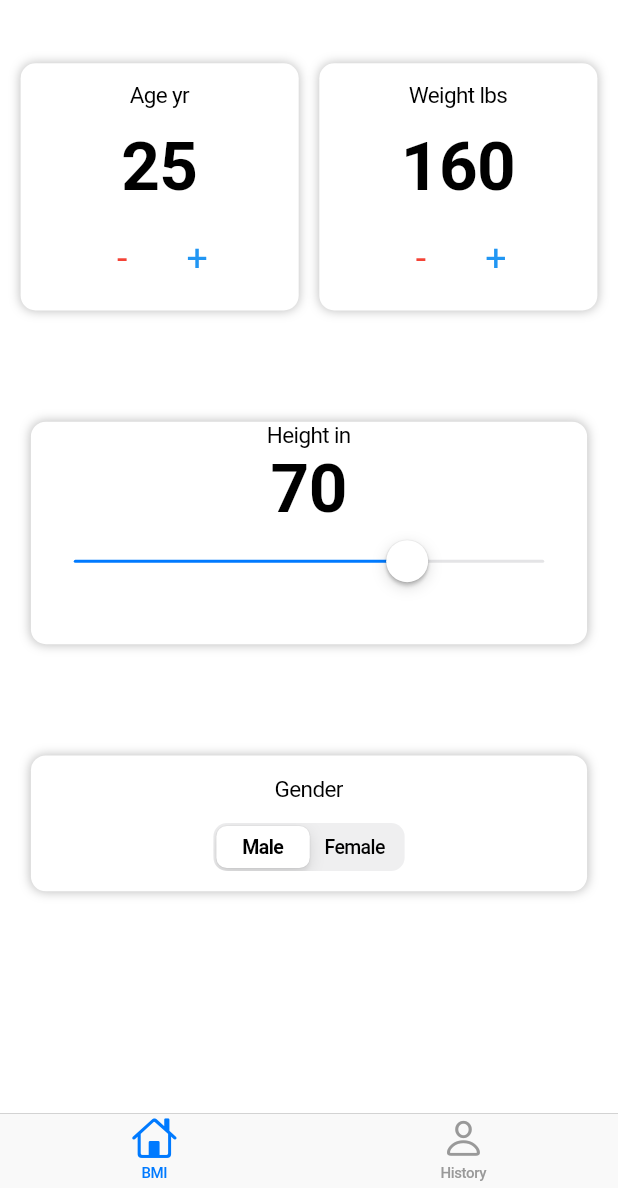
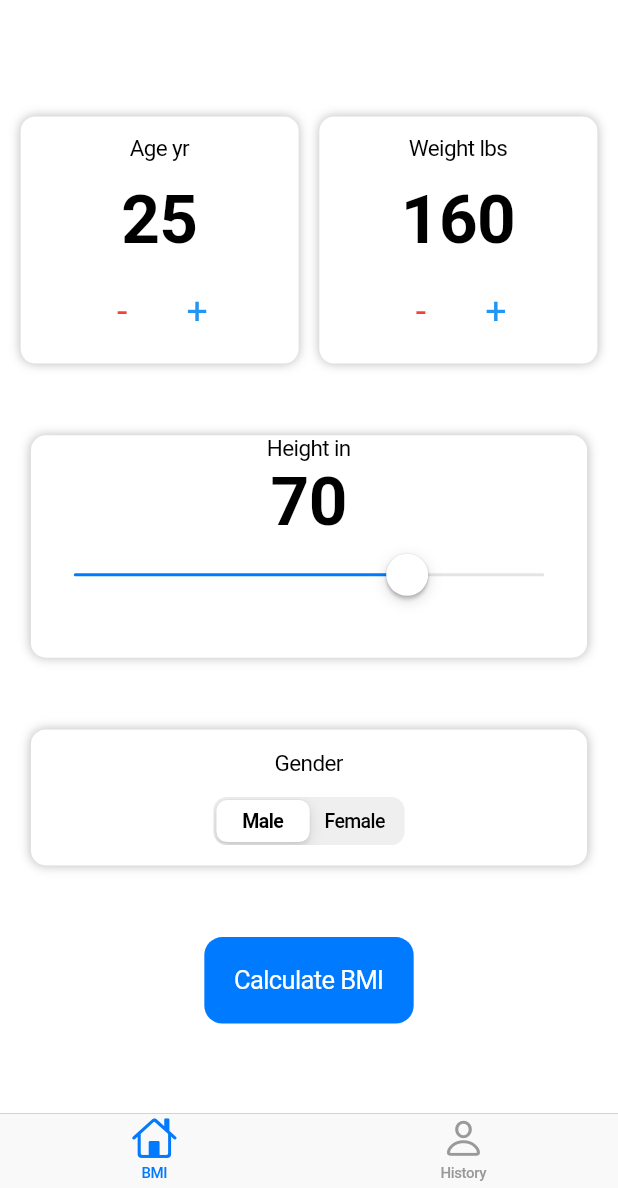
Before and after one commit to Prathamesh-1011/IBMI-App, a Flutter app: the screen it shows after launch, on a phone screen of 412 x 824 dp, the part 48-1236 px from its top. Run offline on Flutter 3.47's test engine with Material 3 defaults, Android fonts, the phone set to English and light mode, and no system bars.

Commit message:
CupertinoButton Widget and CupertinoAlertDialog Widget

```diff
--- a/lib/pages/bmi_page.dart
+++ b/lib/pages/bmi_page.dart
@@ -1,3 +1,5 @@
+import "dart:math";
+
 import "package:flutter/cupertino.dart";
 import "package:flutter/material.dart";
 import "package:ibmi/widgets/info_card.dart";
@@ -21,6 +23,7 @@ class _BMIPageState extends State<BMIPage> {
     _deviceHeight = MediaQuery.of(context).size.height;
     _deviceWidth = MediaQuery.of(context).size.width;
     return CupertinoPageScaffold(
+      child: Center(
         child: Container(
           height: _deviceHeight! * 0.85,
           child: Column(
@@ -39,7 +42,9 @@ class _BMIPageState extends State<BMIPage> {
               ),
               _heightSelectContainer(),
               _genderSelectContainer(),
+              _calculateBMIButton(),
             ],
+          ),
         ),
       ),
     );
@@ -254,4 +259,53 @@ class _BMIPageState extends State<BMIPage> {
       ),
     );
   }
+
+  Widget _calculateBMIButton() {
+    return Container(
+      height: _deviceHeight! * 0.07,
+      child: CupertinoButton.filled(
+        child: const Text(
+          "Calculate BMI",
+        ),
+        onPressed: () {
+          if (_height > 0 && _weight > 0 && _age > 0) {
+            double _bmi = 703 * (_weight / pow(_height, 2));
+            _showResultDialog(_bmi);
           }
+        },
+      ),
+    );
+  }
+
+  void _showResultDialog(double _bmi) {
+    String? _status;
+    if (_bmi < 18.5) {
+      _status = "Underweight";
+    } else if (_bmi >= 18.5 && _bmi < 25) {
+      _status = "Normal";
+    } else if (_bmi >= 25 && _bmi < 30) {
+      _status = "Overweight";
+    } else if (_bmi >= 30) {
+      _status = "Obese";
+    }
+    showCupertinoDialog(
+      context: context,
+      builder: (BuildContext _context) {
+        return CupertinoAlertDialog(
+          title: Text(_status!),
+          content: Text(
+            _bmi.toStringAsFixed(2),
+          ),
+          actions: [
+            CupertinoDialogAction(
+              child: const Text('Ok'),
+              onPressed: () {
+                Navigator.pop(_context);
+              },
+            ),
+          ],
+        );
+      },
+    );
+  }
+}
```
Lines whose indentation alone changed are shown as unchanged.
